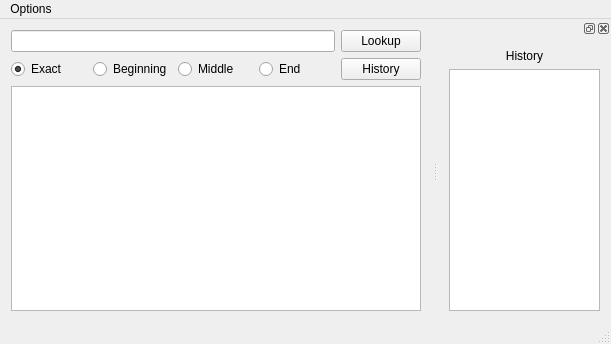
Before: the Qt Designer form mainwindow.ui in kroenecker/japanified, drawn with Qt 5.
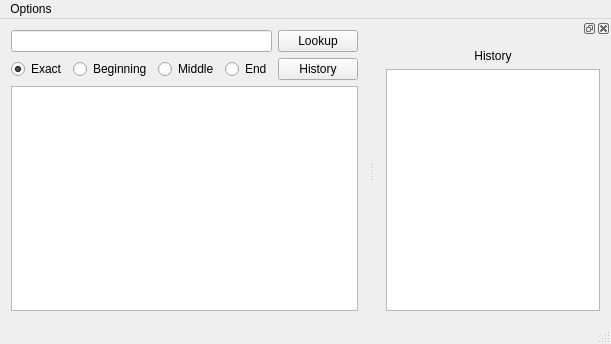
After: the same form once the commit is applied.

```diff
--- a/mainwindow.ui
+++ b/mainwindow.ui
@@ -74,14 +74,7 @@
      </widget>
     </item>
     <item row="2" column="0" colspan="2">
-     <widget class="QGraphicsView" name="lookupGraphicsView">
-      <property name="minimumSize">
-       <size>
-        <width>410</width>
-        <height>0</height>
-       </size>
-      </property>
-     </widget>
+     <widget class="QTableWidget" name="lookupTableWidget"/>
     </item>
    </layout>
   </widget>
```
